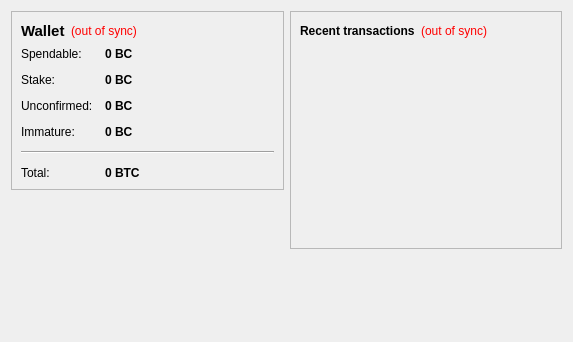
Qt form src/qt/forms/overviewpage.ui (nokat/bitbean) before a commit.
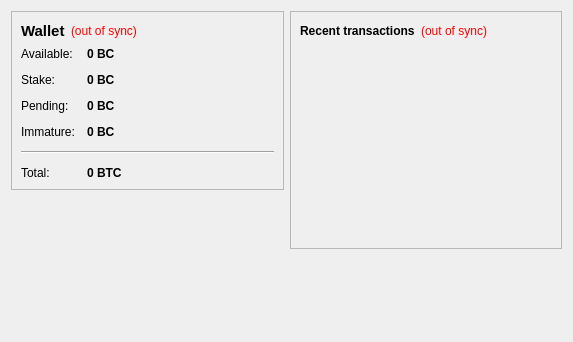
The same form after that commit.

Commit message:
Change tx fee, bump version, new checkpoint, update translations with new tx fee, change unconfirmed to pending, change in overview page,
Change tx fee, bump version, new checkpoint, update translations with
new tx fee, change unconfirmed to pending, change in overview page,
update logos,

What changed in the file:
```diff
--- a/src/qt/forms/overviewpage.ui
+++ b/src/qt/forms/overviewpage.ui
@@ -86,7 +86,7 @@
           <item row="0" column="0">
            <widget class="QLabel" name="label">
             <property name="text">
-             <string>Spendable:</string>
+             <string>Available:</string>
             </property>
            </widget>
           </item>
@@ -144,7 +144,7 @@
           <item row="2" column="0">
            <widget class="QLabel" name="label_3">
             <property name="text">
-             <string>Unconfirmed:</string>
+             <string>Pending:</string>
             </property>
            </widget>
           </item>
```
The commit also changes 79 other files.
